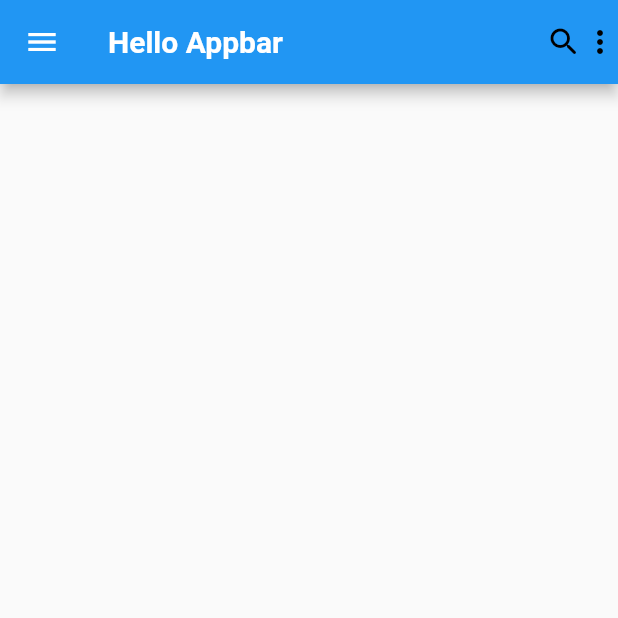
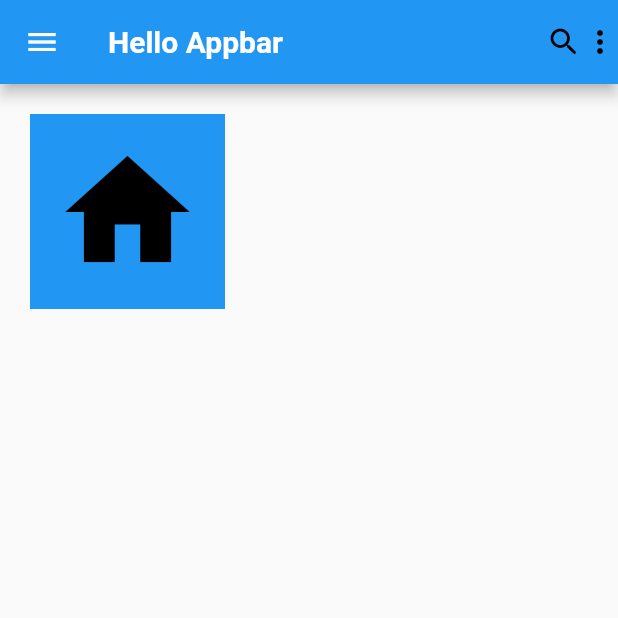
Before and after one commit to dwidarmawan/belajar_flutter, a Flutter app: the screen it shows after launch, on a phone screen of 412 x 824 dp, the top half of it. Run offline on Flutter 3.47's test engine with Material 2 defaults, Android fonts, the phone set to English and light mode, and no system bars.

Commit message:
First Commit : Praktik Vidio 3

```diff
--- a/lib/main.dart
+++ b/lib/main.dart
@@ -34,6 +34,16 @@ class Home extends StatelessWidget {
           ),
         ],
       ),
+      body: Container(
+        color: Colors.blue,
+        margin: EdgeInsets.symmetric(vertical: 20, horizontal: 20),
+        padding: EdgeInsets.all(15),
+        child: Icon(
+          Icons.home,
+          color: Colors.black,
+          size: 100,
+        ),
+      ),
     );
   }
 }
```
